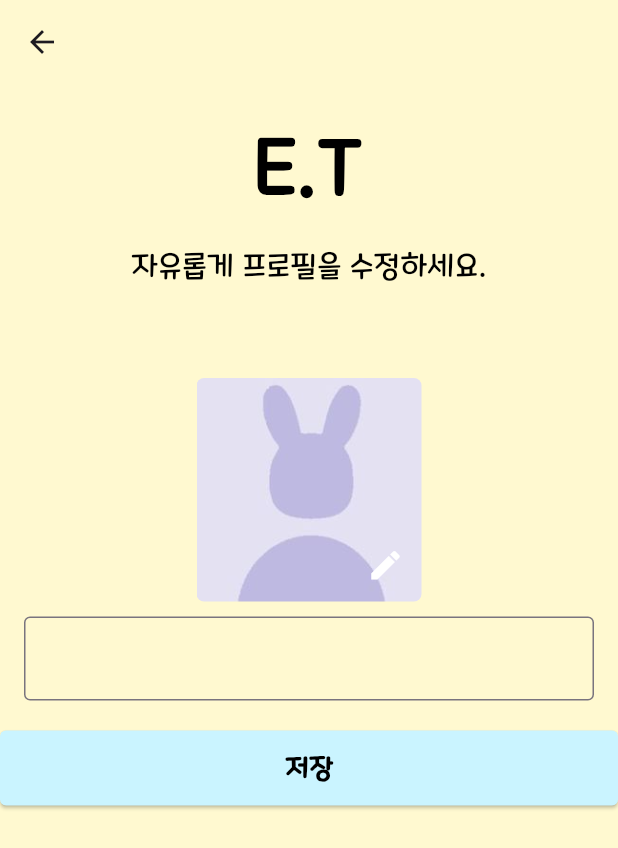
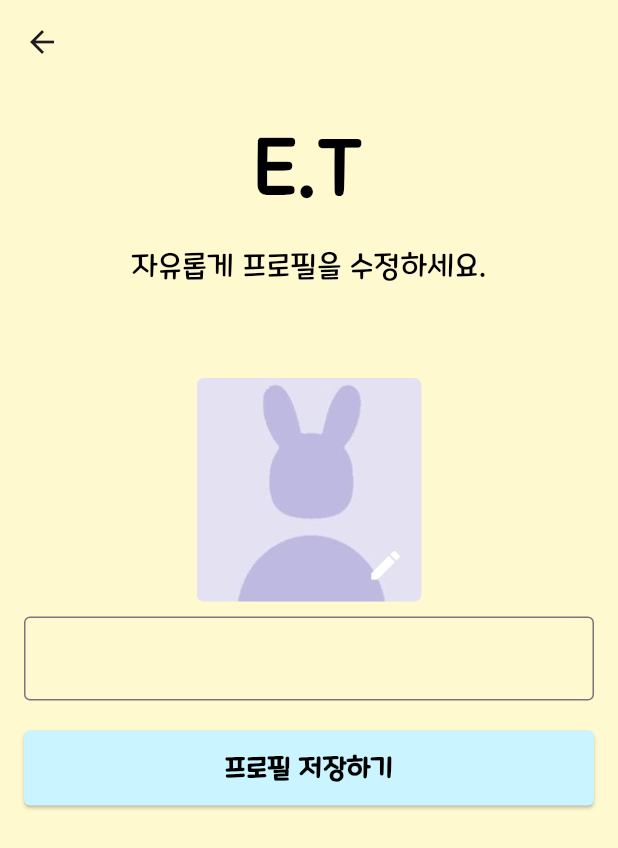
Before and after one commit to IPLaboratory/IPL_EyeTracker_FE, a Flutter app: the ChangeProfilePage screen opened directly with empty values, on a phone screen of 412 x 824 dp. Shown: the top 848 px of the screen. Run offline on Flutter 3.47's test engine with Material 3 defaults, Android fonts, the phone set to English and light mode, and no system bars; our stand-ins replace awesome_snackbar_content, camera, flutter_dotenv, flutter_svg, get, image_picker and 2 more.

Commit message:
TASK #196 : 소소한 버그들 고쳤습니다.

```diff
--- a/lib/Feature_Settings_Page/Gesture_Choice.dart
+++ b/lib/Feature_Settings_Page/Gesture_Choice.dart
@@ -81,7 +81,7 @@ class GestureChoice extends StatelessWidget {
     return Obx(() {
       if (controller.gestures.isEmpty) {
         return const Center(
-          child: Text('No gestures available'),
+          child: Text('사용 가능한 제스처가 없습니다.'),
         );
       }
 
--- a/lib/Profile_Page/Change_Profile.dart
+++ b/lib/Profile_Page/Change_Profile.dart
@@ -8,7 +8,7 @@ import '../Controllers/Profile/Models_Profile.dart'; // ModelsProfile 임포트
 
 class ChangeProfilePage extends StatefulWidget {
   final ModelsProfile profile;
-  final Uint8List? imageBytes; // MainProfilePage에서 전달받을 이미지 바이트 추가
+  final Uint8List? imageBytes; // MainProfilePage에서 전달 받을 이미지 바이트 추가
 
   const ChangeProfilePage({
     Key? key,
@@ -47,7 +47,7 @@ class _ChangeProfilePageState extends State<ChangeProfilePage> {
         return Scaffold(
           backgroundColor: const Color(0xFFFFF9D0), // 배경색 설정
           appBar: AppBar(
-            scrolledUnderElevation: 0, //스크롤시 AppBar 그림자 색 0으로 해주기
+            scrolledUnderElevation: 0, //스크롤 시 AppBar 그림자 색 0으로 해주기
             backgroundColor: const Color(0xFFFFF9D0),
             elevation: 0, // 그림자 제거
             actions: [
@@ -118,7 +118,9 @@ class _ChangeProfilePageState extends State<ChangeProfilePage> {
                     ),
                   ),
                   const SizedBox(height: 20),
-                  SizedBox(
+                  Padding(
+                    padding: const EdgeInsets.symmetric(horizontal: 16.0), // 양옆에 16.0의 여백 추가
+                    child: SizedBox(
                       width: double.infinity,
                       height: 50,
                       child: ElevatedButton(
@@ -136,11 +138,12 @@ class _ChangeProfilePageState extends State<ChangeProfilePage> {
                           }
                         },
                         child: const Text(
-                        '저장',
+                          '프로필 저장하기',
                           style: TextStyle(
                             fontSize: 18,
                             fontWeight: FontWeight.bold,
                             color: Colors.black,
+                          ),
                         ),
                       ),
                     ),
```
Lines whose indentation alone changed are shown as unchanged.
